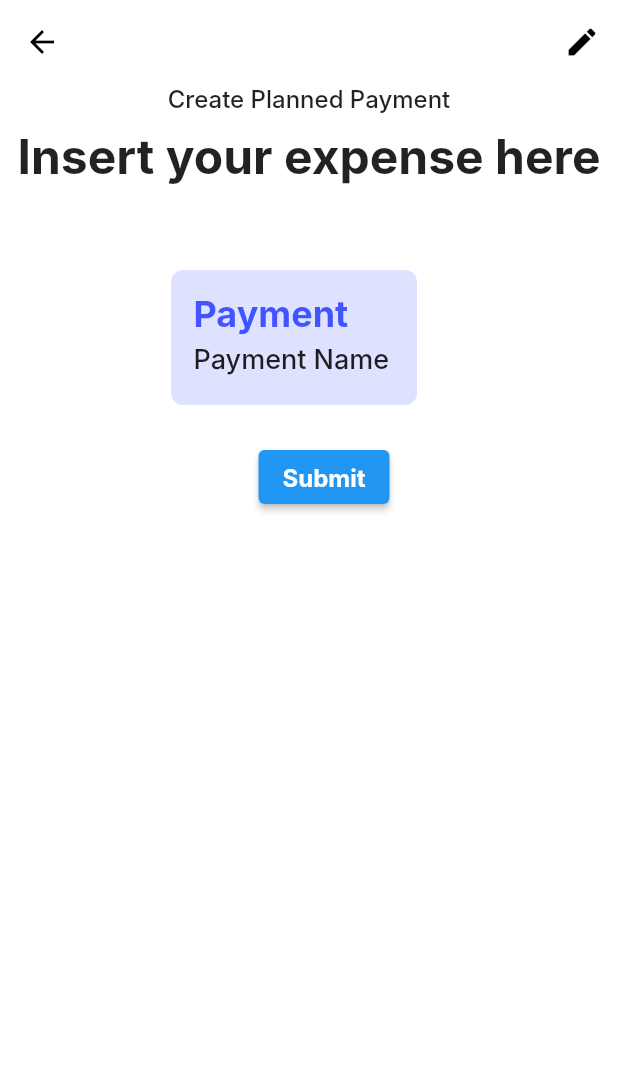
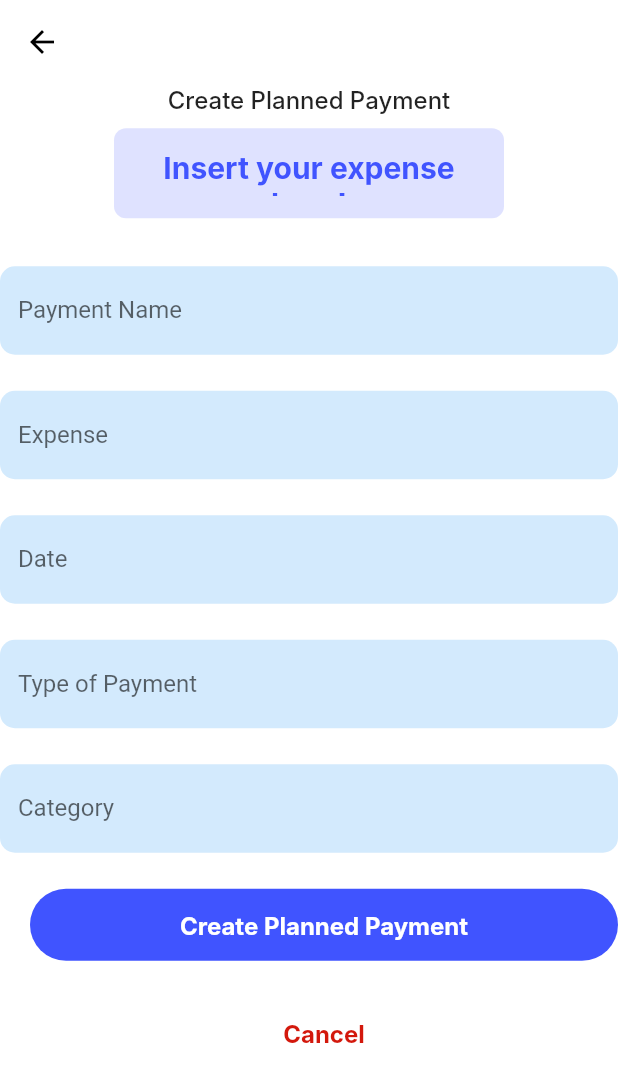
Before and after one commit to PPL-Waffar/iSaveit-flutter, a Flutter app: the screen it shows after launch, after a tap on "Crete Planned Payment", on a phone screen of 412 x 824 dp. Shown: the top 1082 px of the screen. Run offline on Flutter 3.47's test engine with Material 2 defaults, Android fonts, the phone set to English and light mode, and no system bars; Roboto replaces fonts that are missing (Inter).

Commit message:
[RED] Create interface for: create planned payment

```diff
--- a/lib/page/homepage.dart
+++ b/lib/page/homepage.dart
@@ -1,6 +1,6 @@
 import 'package:flutter/cupertino.dart';
 import 'package:flutter/material.dart';
-import 'plannedpayment.dart';
+import 'plannedpayment/plannedpayment.dart';
 
 class HomeView extends StatelessWidget {
   @override
@@ -8,14 +8,13 @@ class HomeView extends StatelessWidget {
     return Column(
         mainAxisAlignment: MainAxisAlignment.center,
         children: [
-          Text("Homepage"),
-          directPocket()
+          directPlannedPayment()
         ]
     );
   }
 }
 
-class directPocket extends StatelessWidget{
+class directPlannedPayment extends StatelessWidget{
   @override
   Widget build(BuildContext context){
     //create pocket button
--- a/lib/page/plannedpayment.dart
+++ /dev/null
@@ -1,173 +0,0 @@
-import 'package:flutter/material.dart';
-
-class plannedpayment extends StatelessWidget{
-  @override
-  Widget build(BuildContext context){
-    return Scaffold(
-        backgroundColor: Colors.white,
-        appBar: AppBar(
-
-          automaticallyImplyLeading: false,
-          backgroundColor: Colors.white,
-          elevation: 0,
-          leading: IconButton(
-              icon: const Icon(Icons.arrow_back, color: Colors.black),
-              onPressed: () => Navigator.of(context).pop()),
-
-          actions: <Widget>[
-            IconButton(
-              icon: const Icon(Icons.edit),
-              color: Colors.black,
-              onPressed: () {},
-            ),
-          ],
-        ),
-
-        body: SingleChildScrollView(
-          child: Column(
-            mainAxisAlignment: MainAxisAlignment.start,
-            children: [
-              expense(),
-              const SizedBox(height: 32),
-
-              const SizedBox(height: 24),
-              Payment(),
-              const SizedBox(height: 24),
-              submitpayment(),
-            ],)
-          ,)
-    );
-
-  }
-}
-
-class expense extends StatelessWidget{
-  @override
-  Widget build(BuildContext context){
-    return Column(
-      children: [
-        Container(
-            alignment: Alignment.center,
-            child: const Center(
-              child:
-              Text('Create Planned Payment',
-                  textAlign: TextAlign.center,
-                  style: TextStyle(fontFamily: 'Inter', fontSize: 16, fontWeight: FontWeight.w500)
-              ),
-            )
-        ),
-        const SizedBox(height: 10),
-        Container(
-          alignment: Alignment.center,
-          child: const Center(
-            child:
-            Text('Insert your expense here',
-                textAlign: TextAlign.center,
-                style: TextStyle(fontFamily: 'Inter', fontSize: 32, fontWeight: FontWeight.w700)
-            ),
-          ),
-        )
-
-      ],
-    );
-  }
-}
-
-
-class  Payment extends StatelessWidget{
-  @override
-  Widget build(BuildContext context){
-    return Row(
-        mainAxisAlignment: MainAxisAlignment.center,
-        children: [
-          paymentform(),
-          const SizedBox(width: 20),
-
-        ]
-    );
-  }
-}
-
-class paymentform extends StatelessWidget{
-  @override
-  Widget build(BuildContext context){
-    return Container(
-        padding: const EdgeInsets.all(15),
-        width: 164,
-        height: 90,
-        decoration: BoxDecoration(
-          color: const Color(0xFFDFE2FF),
-          borderRadius: BorderRadius.circular(8),
-        ),
-        child:
-        Column(
-            crossAxisAlignment: CrossAxisAlignment.start,
-            children: const [
-              //Text for budget
-              Text('Payment',
-                  style: TextStyle(fontFamily: 'Inter', fontSize: 24,
-                      fontWeight: FontWeight.w700, color: Color(0xFF4054FF))
-              ),
-              SizedBox(height: 5),
-              //Text for amount of money
-              Text('Payment Name',
-                  style: TextStyle(fontFamily: 'Inter', fontSize: 18, fontWeight: FontWeight.w500)
-              ),
-            ]
-        )
-    );
-  }
-}
-
-class pp extends StatelessWidget{
-  @override
-  Widget build(BuildContext context){
-    return Container(
-        padding: const EdgeInsets.all(15),
-        width: 164,
-        height: 90,
-        decoration: BoxDecoration(
-          color: const Color(0xFFDFE2FF),
-          borderRadius: BorderRadius.circular(8),
-        ),
-        child:
-        Column(
-            crossAxisAlignment: CrossAxisAlignment.start,
-            children: const [
-              //Text for budget
-              Text('Expense',
-                  style: TextStyle(fontFamily: 'Inter', fontSize: 24,
-                      fontWeight: FontWeight.w700, color: Color(0xFF4054FF))
-              ),
-              SizedBox(height: 5),
-              //Text for amount of money
-              Text('Category',
-                  style: TextStyle(fontFamily: 'Inter', fontSize: 18, fontWeight: FontWeight.w500)
-              ),
-            ]
-        )
-    );
-  }
-}
-//create left align text
-class submitpayment extends StatelessWidget{
-  @override
-  Widget build(BuildContext context){
-    return Container(
-      alignment: Alignment.center,
-      margin: const EdgeInsets.only(left: 20),
-      child: ElevatedButton(
-        onPressed: () {
-          Navigator.push(
-            context,
-            MaterialPageRoute(builder: (context) => plannedpayment()),
-          );
-        },
-          child: const Text('Submit',
-              style: TextStyle(fontFamily: 'Inter', fontSize: 16, fontWeight: FontWeight.w700)
-          ),
-      ),
-
-    );
-  }
-}
--- /dev/null
+++ b/lib/page/plannedpayment/plannedpayment.dart
@@ -0,0 +1,528 @@
+import 'package:flutter/material.dart';
+// import 'package:dropdownfield/dropdownfield.dart';
+
+class plannedpayment extends StatefulWidget{
+  @override
+  State<plannedpayment> createState() => _plannedpaymentState();
+}
+class _plannedpaymentState extends State<plannedpayment> {
+  // int index =0;
+  // List<paying> payment = [
+  //   new paying(name: "Debit", icon: Icons.location_city),
+  //   new paying(name: "Credit", icon: Icons.location_city),
+  //   new paying(name: "e-money", icon: Icons.location_city),
+  // ];
+  // String _selectedDropdown = "choose";
+  // final _listCategory = ["a", "b",];
+  // TextEditingController etInput = TextEditingController();
+  //
+  // _onChangedDropdown(String value){
+  //   setState(() {
+  //     _selectedDropdown = value;
+  //   });
+  // }
+  // var _currencies = [
+  //   "Food",
+  //   "Transport",
+  //   "Personal",
+  //   "Shopping",
+  //   "Medical",
+  //   "Rent",
+  //   "Movie",
+  //   "Salary"
+  // ];
+  @override
+  Widget build(BuildContext context){
+    return Scaffold(
+        backgroundColor: Colors.white,
+        appBar: AppBar(
+
+          automaticallyImplyLeading: false,
+          backgroundColor: Colors.white,
+          elevation: 0,
+          leading: IconButton(
+              icon: const Icon(Icons.arrow_back, color: Colors.black),
+              onPressed: () => Navigator.of(context).pop()),
+
+          // actions: <Widget>[
+          //   IconButton(
+          //     icon: const Icon(Icons.edit),
+          //     color: Colors.black,
+          //     onPressed: () {},
+          //   ),
+          // ],
+        ),
+
+        body: SingleChildScrollView(
+          child: Column(
+            mainAxisAlignment: MainAxisAlignment.start,
+            children: <Widget>[
+              // Input(etInput: etInput),
+              // Dropdown(
+              //   selectedDropdown: _selectedDropdown,
+              //   listCatgory: _listCategory,
+              //   onChangedDropdown: _onChangedDropdown
+              // ),
+              // DropDownField(
+              //   controller: paymentSelected,
+              //   hintText: "Select any payment",
+              //   enabled: true,
+              //   itemsVisibleInDropdown: 5,
+              //   items: payments,
+              //   onValueChanged: (value){
+              //     setState(){
+              //       selectPayment = value;
+              //     };
+              //   },
+              // ),
+              SizedBox(height: 0.5,),
+              expense(),
+              const SizedBox(height: 32),
+              // DropdownButtonFormField(
+              //   decoration: InputDecoration(
+              //     enabledBorder: OutlineInputBorder( //<-- SEE HERE
+              //       borderSide: BorderSide(color: Colors.black, width: 2),
+              //     ),
+              //     focusedBorder: OutlineInputBorder( //<-- SEE HERE
+              //       borderSide: BorderSide(color: Colors.black, width: 2),
+              //     ),
+              //     filled: true,
+              //     fillColor: Colors.greenAccent,
+              //   ),
+              //   dropdownColor: Colors.greenAccent,
+              //   value: selectPayment,
+              //   onChanged: (String? newValue) {
+              //     setState() {
+              //       selectPayment = newValue!;
+              //     };
+              //   },
+              //   items: <String>['Dog', 'Cat', 'Tiger', 'Lion'].map<DropdownMenuItem<String>>((String value) {
+              //     return DropdownMenuItem<String>(
+              //       value: value,
+              //       child: Text(
+              //         value,
+              //         style: TextStyle(fontSize: 20),
+              //       ),
+              //     );
+              //   }).toList(),
+              // ),
+              TextFormField(
+                decoration: InputDecoration(
+                  labelText: 'Payment Name',
+                  hintText: 'Enter your payment',
+                  filled: true,
+                  fillColor: Colors.blue.withOpacity(0.2),
+                  border: OutlineInputBorder(
+                    borderSide: BorderSide.none,
+                    borderRadius: BorderRadius.circular(10)
+                  )
+                ),
+    ),
+              const SizedBox(height: 24),
+            // DropdownButton(
+            //     value: payment[index],
+            //     hint: new Text("Ville"),
+            //     items: payment.map((paying value) {
+            //       return new DropdownMenuItem(
+            //         value: value,
+            //         child: new Row(
+            //           children: <Widget>[
+            //             // new Icon(
+            //             //   value.icon,
+            //             //   color: Colors.deepOrange,
+            //             // ),
+            //             // new Text(value.name)
+            //           ],
+            //         ),
+            //       );
+            //     }).toList(),
+            //     onChanged: (paying? value) {
+            //       setState(() {
+            //         index = payment.indexOf(value!);
+            //         print(index);
+            //       });
+            //       //getTravelCity(value.name);
+            // //     }),
+            //   FormField<String>(
+            //     builder: (FormFieldState<String> state) {
+            //       return InputDecorator(
+            //         decoration: InputDecoration(
+            //             // labelStyle: textStyle,
+            //             errorStyle: TextStyle(color: Colors.redAccent, fontSize: 16.0),
+            //             hintText: 'Please select expense',
+            //             border: OutlineInputBorder(borderRadius: BorderRadius.circular(5.0))),
+            //         isEmpty: _currentSelectedValue == '',
+            //         child: DropdownButtonHideUnderline(
+            //           child: DropdownButton<String>(
+            //             value: _currentSelectedValue,
+            //             isDense: true,
+            //             onChanged: (String?newValue) {
+            //               setState(() {
+            //                 _currentSelectedValue = newValue!;
+            //                 state.didChange(newValue);
+            //               });
+            //             },
+            //             items: _currencies.map((String value) {
+            //               return DropdownMenuItem<String>(
+            //                 value: value,
+            //                 child: Text(value),
+            //               );
+            //             }).toList(),
+            //           ),
+            //         ),
+            //       );
+            //     },
+            //   ),
+              TextFormField(
+                decoration: InputDecoration(
+                    labelText: 'Expense',
+                    hintText: 'Rp 0',
+                    filled: true,
+                    fillColor: Colors.blue.withOpacity(0.2),
+                    border: OutlineInputBorder(
+                        borderSide: BorderSide.none,
+                        borderRadius: BorderRadius.circular(10)
+                    )
+                ),
+              ),
+              const SizedBox(height: 24),
+              TextFormField(
+                decoration: InputDecoration(
+                    labelText: 'Date',
+                    hintText: 'DD/MM/YYYY',
+                    filled: true,
+                    fillColor: Colors.blue.withOpacity(0.2),
+                    border: OutlineInputBorder(
+                        borderSide: BorderSide.none,
+                        borderRadius: BorderRadius.circular(10)
+                    )
+                ),
+              ),
+              const SizedBox(height: 24),
+              TextFormField(
+                decoration: InputDecoration(
+                    labelText: 'Type of Payment',
+                    hintText: 'Cash, Debit, or E-money',
+                    filled: true,
+                    fillColor: Colors.blue.withOpacity(0.2),
+                    border: OutlineInputBorder(
+                        borderSide: BorderSide.none,
+                        borderRadius: BorderRadius.circular(10)
+                    )
+                ),
+              ),
+              const SizedBox(height: 24),
+              TextFormField(
+                decoration: InputDecoration(
+                    labelText: 'Category',
+                    hintText: 'Groceries, Food, Entertainment',
+                    filled: true,
+                    fillColor: Colors.blue.withOpacity(0.2),
+                    border: OutlineInputBorder(
+                        borderSide: BorderSide.none,
+                        borderRadius: BorderRadius.circular(10)
+                    )
+                ),
+              ),
+
+              const SizedBox(height: 24),
+              submitpayment(),
+              const SizedBox(height: 24),
+              cancelpayment()
+    ],
+          )
+    ));
+  }
+}
+// class PaymentList{
+//     String payment_name;
+//     PaymentList(this.payment_name);
+// }
+
+// class paymentMethod extends StatelessWidget{
+//   List<String> payments = ['debit', 'credit'],
+//   String? selectedPayment = 'choose payment';
+//
+//   @override
+//   Widget build(BuildContext context){
+//     body: Center(
+//       child: DropdownButton<String>(
+//         value: selectedPayment,
+//         items: items
+//           .map((item) => DropdownMenuItem<String>(
+//         value: item,
+//         child: Text(item, style: TextStyle(fontSize: 24)),,))
+//     .toList(),
+//     onChanged: (item) => setState(() => selectedPayment=item),
+//     )
+//   }
+// }
+// final paymentSelected = TextEditingController();
+//String _currentSelectedValue = "";
+// // List<String> payment = [
+// //   "Debit card",
+// //   "Credit card",
+// //   "e-money",
+// // ];
+// class paying {
+//   final String name;
+//   final IconData icon;
+//
+//   const paying({
+//     required this.name,
+//     required this.icon,
+//   });
+// }
+// int index =0;
+// // List<paying> payment = [
+// //   "Debit card",
+// //   "Credit card",
+// //   "e-money",
+// // ];
+// class pay extends StatefulWidget{
+//   paymentform createState()=> paymentform();
+// }
+
+// class paymentform extends State<pay>{
+//   int index =0;
+//   List<paying> payment = [
+//     new paying(name: "Debit", icon: Icons.location_city),
+//     new paying(name: "Credit", icon: Icons.location_city),
+//     new paying(name: "e-money", icon: Icons.location_city),
+//   ];
+//   @override
+//
+//   Widget build(BuildContext context){
+//     return DropdownButton(
+//         value: payment[index],
+//         hint: new Text("Ville"),
+//         items: payment.map((paying value) {
+//           return new DropdownMenuItem(
+//             value: value,
+//             child: new Row(
+//               children: <Widget>[
+//                 // new Icon(
+//                 //   value.icon,
+//                 //   color: Colors.deepOrange,
+//                 // ),
+//                 // new Text(value.name)
+//               ],
+//             ),
+//           );
+//         }).toList(),
+//         onChanged: (paying? value) {
+//           setState(() {
+//             index = payment.indexOf(value!);
+//             print(index);
+//           });
+//           //getTravelCity(value.name);
+//         });
+//     //   Container(
+//     //     padding: const EdgeInsets.all(15),
+//     //     width: 164,
+//     //     height: 90,
+//     //     decoration: BoxDecoration(
+//     //       color: const Color(0xFFDFE2FF),
+//     //       borderRadius: BorderRadius.circular(8),
+//     //     ),
+//     //     child:DropdownButton<String>(
+//     //       value: selectPayment,
+//     //       items: payment
+//     //           .map((item) => DropdownMenuItem<String>(
+//     //           value: item,
+//     //           child: Text(item, style: TextStyle(fontSize: 24)),))
+//     //           .toList(),
+//     //       onChanged: (item) => setState(() => selectPayment= selectPayment),
+//     //     ),
+//     //     // Column(
+//     //     //     crossAxisAlignment: CrossAxisAlignment.start,
+//     //     //     children: const [
+//     //     //       //Text for budget
+//     //     //       Text('Payment',
+//     //     //           style: TextStyle(fontFamily: 'Inter', fontSize: 24,
+//     //     //               fontWeight: FontWeight.w700, color: Color(0xFF4054FF))
+//     //     //       ),
+//     //     //       SizedBox(height: 5),
+//     //     //       //Text for amount of money
+//     //     //       Text('Payment Name',
+//     //     //           style: TextStyle(fontFamily: 'Inter', fontSize: 18, fontWeight: FontWeight.w500)
+//     //     //       ),
+//     //     //     ]
+//     //     // )
+//     // );
+//   }
+// }
+class expense extends StatelessWidget{
+  @override
+  Widget build(BuildContext context){
+    return Column(
+      children: [
+        Container(
+            alignment: Alignment.center,
+            child: const Center(
+              child:
+              Text('Create Planned Payment',
+                  textAlign: TextAlign.center,
+                  style: TextStyle(fontFamily: 'Inter', fontSize: 16, fontWeight: FontWeight.w500)
+              ),
+            )
+        ),
+        const SizedBox(height: 10),
+        Container(
+          padding: const EdgeInsets.all(15),
+          width: 260,
+          height: 60,
+          decoration: BoxDecoration(
+            color: const Color(0xFFDFE2FF),
+            borderRadius: BorderRadius.circular(8),
+          ),
+          child:SingleChildScrollView(
+              child: Column(
+                  crossAxisAlignment: CrossAxisAlignment.start,
+                  children: const [
+                    //Text for budget
+                    Text('Insert your expense here!',
+                        textAlign: TextAlign.center,
+                        style: TextStyle(fontFamily: 'Inter', fontSize: 20,
+                            fontWeight: FontWeight.w700, color: Color(0xFF4054FF))
+                    ),
+                    SizedBox(height: 10),
+                    //Text for amount of money
+                  ]
+              )
+          ),
+        ),
+        //   alignment: Alignment.center,
+        //   child: const Center(
+        //     child:
+        //     Text('Insert your expense here',
+        //         textAlign: TextAlign.center,
+        //         style: TextStyle(fontFamily: 'Inter', fontSize: 32, fontWeight: FontWeight.w700)
+        //     ),
+        //   ),
+        // )
+      ],
+    );
+  }
+}
+class  Payment extends StatelessWidget{
+  @override
+  Widget build(BuildContext context){
+    return Row(
+        mainAxisAlignment: MainAxisAlignment.center,
+        children: [
+          // paymentform(),
+          const SizedBox(width: 20),
+
+        ]
+    );
+  }
+}
+// class pp extends StatelessWidget{
+//   const pp({
+//     Key? key,
+//     required this.selectedDropdown,
+//     required this.listCategory,
+//     required this.onChangedDropdown,
+// })  : super(key: key);
+//   final String selectedDropdown;
+//   final List<String> listCategory;
+//   final Function onChangedDropdown;
+//   @override
+//   Widget build(BuildContext context){
+//     return DropdownButton<String>(
+//         items: listCategory.map((String value){
+//           return DropdownMenuItem<String>(
+//               child: Text(value),
+//               value: value,
+//           );
+//         }).toList(),
+//
+//         onChanged: (value){
+//           onChangedDropdown(value);
+//         });
+//     //   Container(
+//     //     padding: const EdgeInsets.all(15),
+//     //     width: 164,
+//     //     height: 90,
+//     //     decoration: BoxDecoration(
+//     //       color: const Color(0xFFDFE2FF),
+//     //       borderRadius: BorderRadius.circular(8),
+//     //     ),
+//     //     child:
+//     //     Column(
+//     //         crossAxisAlignment: CrossAxisAlignment.start,
+//     //         children: const [
+//     //           //Text for budget
+//     //           Text('Expense',
+//     //               style: TextStyle(fontFamily: 'Inter', fontSize: 24,
+//     //                   fontWeight: FontWeight.w700, color: Color(0xFF4054FF))
+//     //           ),
+//     //           SizedBox(height: 5),
+//     //           //Text for amount of money
+//     //           Text('Category',
+//     //               style: TextStyle(fontFamily: 'Inter', fontSize: 18, fontWeight: FontWeight.w500)
+//     //           ),
+//     //         ]
+//     //     )
+//     // );
+//   }
+// }
+//create submit button
+class submitpayment extends StatelessWidget{
+  @override
+  Widget build(BuildContext context){
+    return Container(
+      alignment: Alignment.center,
+      margin: const EdgeInsets.only(left: 20),
+      child: ElevatedButton(
+        style: ElevatedButton.styleFrom(
+        minimumSize: const Size.fromHeight(48),
+    elevation: 0,
+    backgroundColor: const Color(0XFF4054FF),
+    shape:
+    RoundedRectangleBorder(
+    borderRadius: BorderRadius.circular(48),)),
+        onPressed: () {
+          Navigator.push(
+            context,
+            MaterialPageRoute(builder: (context) => plannedpayment()),
+          );
+        },
+          child: const Text('Create Planned Payment',
+              style: TextStyle(fontFamily: 'Inter', fontSize: 16, fontWeight: FontWeight.w700, color: Colors.white)
+          ),
+      ),
+    );
+  }
+}
+class cancelpayment extends StatelessWidget{
+  @override
+  Widget build(BuildContext context){
+    return Container(
+      alignment: Alignment.center,
+      margin: const EdgeInsets.only(left: 20),
+      child: ElevatedButton(
+        style: ElevatedButton.styleFrom(
+            minimumSize: const Size.fromHeight(48),
+            elevation: 0,
+            primary: Colors.white70,
+            // backgroundColor: const Color(0xffb74093),
+            shape:
+            RoundedRectangleBorder(
+              borderRadius: BorderRadius.circular(48),)),
+        // style: ElevatedButton.styleFrom(
+        //     primary: Colors.white70,),
+        onPressed: () {
+          Navigator.push(
+            context,
+            MaterialPageRoute(builder: (context) => plannedpayment()),
+          );
+        },
+        child: const Text('Cancel',
+            style: TextStyle(fontFamily: 'Inter', fontSize: 16, fontWeight: FontWeight.w700, color: Color(0xFFD3180C))
+        ),
+      ),
+    );
+  }
+}
--- a/pubspec.yaml
+++ b/pubspec.yaml
@@ -16,7 +16,7 @@ publish_to: 'none' # Remove this line if you wish to publish to pub.dev
 # Read more about iOS versioning at
 # https://developer.apple.com/library/archive/documentation/General/Reference/InfoPlistKeyReference/Articles/CoreFoundationKeys.html
 # In Windows, build-name is used as the major, minor, and patch parts
-# of the product and file versions while build-number is used as the build suffix.
+# of the product and file verssions while build-number is used as the build suffix.
 version: 1.0.0+1
 
 environment:
@@ -36,6 +36,7 @@ dependencies:
   # The following adds the Cupertino Icons font to your application.
   # Use with the CupertinoIcons class for iOS style icons.
   cupertino_icons: ^1.0.2
+
 
 dev_dependencies:
   flutter_test:
```
